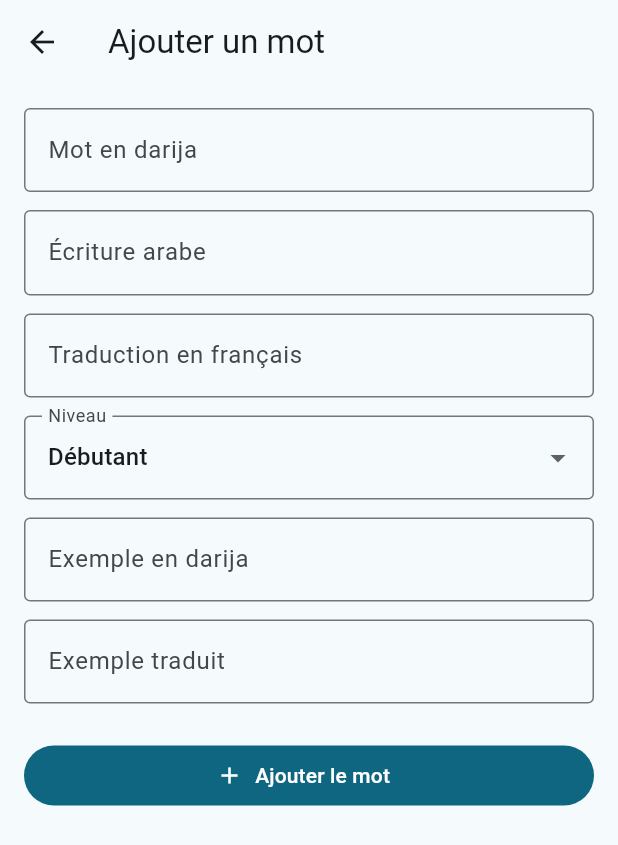
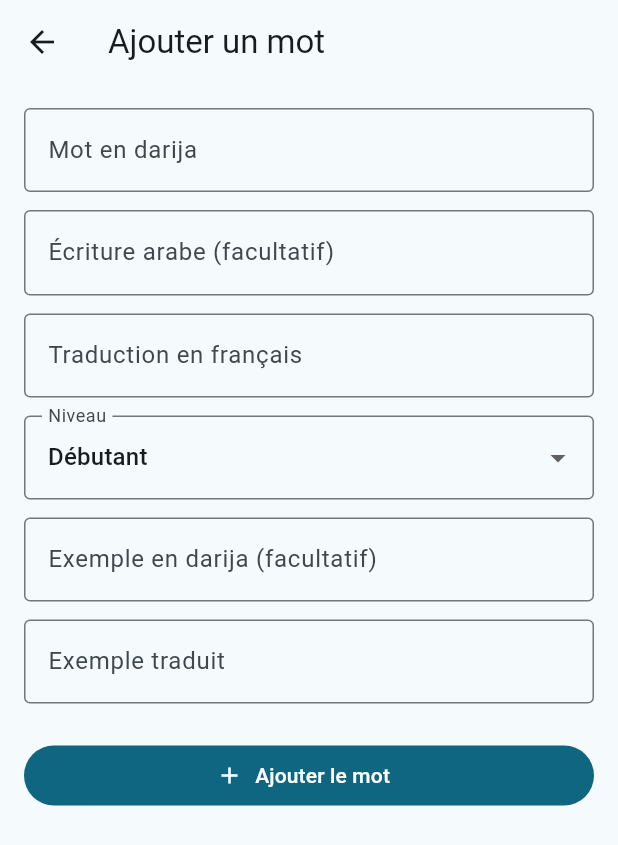
Before and after one commit to oussama-hlali/Darija-Quest, a Flutter app: the AjouterMotScreen screen opened directly, on a phone screen of 412 x 824 dp. Shown: the top 845 px of the screen. Run offline on Flutter 3.47's test engine with Material 3 defaults, Android fonts, the phone set to English and light mode, and no system bars; network calls fail.

Commit message:
flutter: validation et envoi du mot à l'API

```diff
--- a/lib/screens/ajouter_mot_screen.dart
+++ b/lib/screens/ajouter_mot_screen.dart
@@ -1,10 +1,9 @@
 import 'package:flutter/material.dart';
 
-/// Formulaire « Ajouter un mot » (jalon J1 : champs affichés).
-///
-/// Aucune validation ni enregistrement ici (exigences du jalon J1) :
-/// le bouton affiche seulement un message de démo. La validation
-/// (EF3) et la sauvegarde viendront d'un jalon suivant.
+import '../services/api_service.dart';
+import '../services/validation_form.dart';
+
+/// Formulaire « Ajouter un mot » : validation puis envoi à l'API.
 class AjouterMotScreen extends StatefulWidget {
   const AjouterMotScreen({super.key});
 
@@ -13,12 +12,14 @@ class AjouterMotScreen extends StatefulWidget {
 }
 
 class _AjouterMotScreenState extends State<AjouterMotScreen> {
+  final _cle = GlobalKey<FormState>();
   final _darija = TextEditingController();
   final _arabe = TextEditingController();
   final _francais = TextEditingController();
   final _exemple = TextEditingController();
   final _exempleFr = TextEditingController();
   String _niveau = 'Débutant';
+  bool _envoiEnCours = false;
 
   @override
   void dispose() {
@@ -30,25 +31,45 @@ class _AjouterMotScreenState extends State<AjouterMotScreen> {
     super.dispose();
   }
 
-  void _envoyer() {
-    ScaffoldMessenger.of(context).showSnackBar(
-      const SnackBar(
-        content: Text(
-          "Jalon J1 : démo du formulaire — l'enregistrement viendra plus tard.",
-        ),
-      ),
+  Future<void> _envoyer() async {
+    if (!_cle.currentState!.validate()) return;
+
+    setState(() => _envoiEnCours = true);
+    try {
+      await ApiService.ajouterMot(
+        darija: _darija.text.trim(),
+        arabe: _arabe.text.trim(),
+        francais: _francais.text.trim(),
+        niveau: _niveau,
+        exemple: _exemple.text.trim(),
+        exemplefr: _exempleFr.text.trim(),
       );
+
+      if (!mounted) return;
+      ScaffoldMessenger.of(context)
+          .showSnackBar(const SnackBar(content: Text('Mot enregistré ✅')));
+      Navigator.pop(context, true);
+    } catch (e) {
+      if (!mounted) return;
+      ScaffoldMessenger.of(context)
+          .showSnackBar(SnackBar(content: Text('Erreur : $e')));
+    } finally {
+      if (mounted) setState(() => _envoiEnCours = false);
+    }
   }
 
   @override
   Widget build(BuildContext context) {
     return Scaffold(
       appBar: AppBar(title: const Text('Ajouter un mot')),
-      body: ListView(
+      body: Form(
+        key: _cle,
+        child: ListView(
           padding: const EdgeInsets.all(16),
           children: [
-          TextField(
+            TextFormField(
               controller: _darija,
+              validator: (v) => champObligatoire(v, 'Le mot en darija'),
               decoration: const InputDecoration(
                 labelText: 'Mot en darija',
                 hintText: 'Ex. : Sa7bi',
@@ -56,17 +77,18 @@ class _AjouterMotScreenState extends State<AjouterMotScreen> {
               ),
             ),
             const SizedBox(height: 12),
-          TextField(
+            TextFormField(
               controller: _arabe,
               decoration: const InputDecoration(
-              labelText: 'Écriture arabe',
+                labelText: 'Écriture arabe (facultatif)',
                 hintText: 'Ex. : صاحبي',
                 border: OutlineInputBorder(),
               ),
             ),
             const SizedBox(height: 12),
-          TextField(
+            TextFormField(
               controller: _francais,
+              validator: (v) => champObligatoire(v, 'La traduction'),
               decoration: const InputDecoration(
                 labelText: 'Traduction en français',
                 hintText: 'Ex. : Mon ami',
@@ -76,6 +98,8 @@ class _AjouterMotScreenState extends State<AjouterMotScreen> {
             const SizedBox(height: 12),
             DropdownButtonFormField<String>(
               initialValue: _niveau,
+              validator: (v) =>
+                  (v == null || !niveauValide(v)) ? 'Niveau invalide' : null,
               decoration: const InputDecoration(
                 labelText: 'Niveau',
                 border: OutlineInputBorder(),
@@ -91,17 +115,22 @@ class _AjouterMotScreenState extends State<AjouterMotScreen> {
               onChanged: (valeur) => setState(() => _niveau = valeur!),
             ),
             const SizedBox(height: 12),
-          TextField(
+            TextFormField(
               controller: _exemple,
               decoration: const InputDecoration(
-              labelText: 'Exemple en darija',
+                labelText: 'Exemple en darija (facultatif)',
                 hintText: 'Ex. : Sa7bi, chnahwelek?',
                 border: OutlineInputBorder(),
               ),
             ),
             const SizedBox(height: 12),
-          TextField(
+            TextFormField(
               controller: _exempleFr,
+              validator: (v) =>
+                  _exemple.text.trim().isNotEmpty &&
+                      (v == null || v.trim().isEmpty)
+                  ? 'Traduisez aussi votre exemple'
+                  : null,
               decoration: const InputDecoration(
                 labelText: 'Exemple traduit',
                 hintText: 'Ex. : Mon ami, comment ça va ?',
@@ -110,11 +139,18 @@ class _AjouterMotScreenState extends State<AjouterMotScreen> {
             ),
             const SizedBox(height: 24),
             FilledButton.icon(
-            onPressed: _envoyer,
-            icon: const Icon(Icons.add),
-            label: const Text('Ajouter le mot'),
+              onPressed: _envoiEnCours ? null : _envoyer,
+              icon: _envoiEnCours
+                  ? const SizedBox(
+                      width: 18,
+                      height: 18,
+                      child: CircularProgressIndicator(strokeWidth: 2),
+                    )
+                  : const Icon(Icons.add),
+              label: Text(_envoiEnCours ? 'Envoi...' : 'Ajouter le mot'),
             ),
           ],
+        ),
       ),
     );
   }
```
Lines whose indentation alone changed are shown as unchanged.
